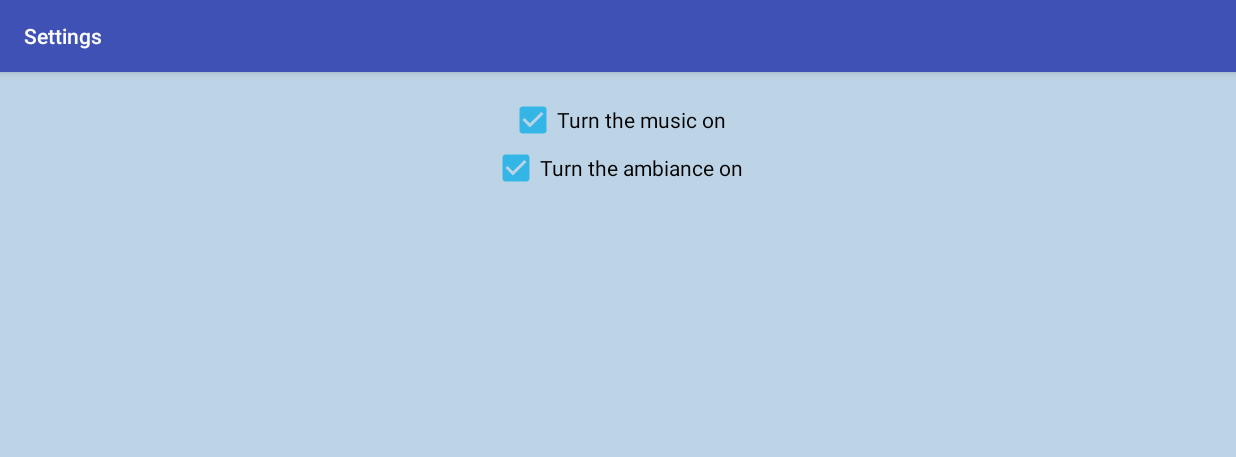
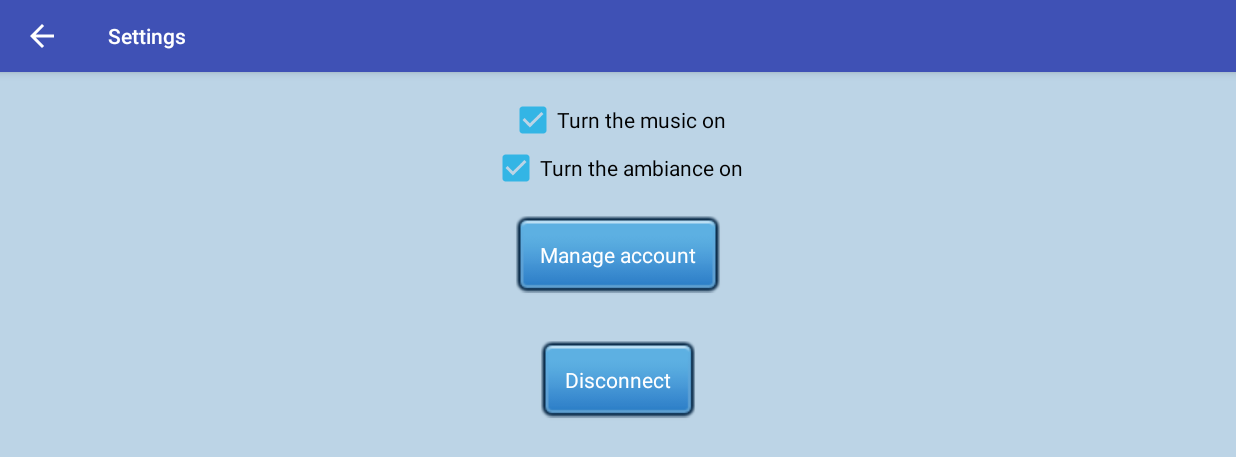
Before and after one commit to MrN0b0dy42/AndroidBattleship, an Android app: the screen it shows after launch (SettingsActivity), after a tap on "Settings", on a phone screen of 824 x 412 dp (held sideways). Shown: the top 457 px of the screen. Run offline under Robolectric (Android 15) with nearby library versions, the phone set to English and light mode, and no system bars.

Commit message:
manage account + disconnection

```diff
--- a/app/src/main/java/fr/info/orleans/androidbattleship/DatabaseManager.java
+++ b/app/src/main/java/fr/info/orleans/androidbattleship/DatabaseManager.java
@@ -23,6 +23,7 @@ public class DatabaseManager extends SQLiteOpenHelper{
     // database name
     private static final String DATABASE_NAME = "AndroidBattleship";
 
+    //PLAYER TABLE
     public static final String PLAYER_KEY = "idPlayer";
     public static final String PLAYER_FIRSTNAME = "firstname";
     public static final String PLAYER_LASTNAME = "lastname";
@@ -34,12 +35,31 @@ public class DatabaseManager extends SQLiteOpenHelper{
                     PLAYER_KEY + " INTEGER PRIMARY KEY  NOT NULL, " +
                     PLAYER_FIRSTNAME + " TEXT NOT NULL CHECK(length(firstname) > 0), " +
                     PLAYER_LASTNAME + " TEXT NOT NULL CHECK(length(lastname) > 0), " +
-                    PLAYER_LOGIN + " TEXT NOT NULL UNIQUE CHECK(length(login) > 0), "+
+                    PLAYER_LOGIN + " TEXT NOT NULL CHECK(length(login) > 0), "+
                     PLAYER_PASSWORD + " TEXT NOT NULL CHECK(length(password) > 0) );";
 
     public static final String PLAYER_TABLE_DROP = "DROP TABLE IF EXISTS " + PLAYER_TABLE_NAME + ";";
 
-    private static final String[] COLUMNS = { PLAYER_KEY, PLAYER_FIRSTNAME, PLAYER_LASTNAME , PLAYER_LOGIN , PLAYER_PASSWORD };
+    private static final String[] COLUMNS_PLAYER = { PLAYER_KEY, PLAYER_FIRSTNAME, PLAYER_LASTNAME , PLAYER_LOGIN , PLAYER_PASSWORD };
+
+
+
+
+    //VERSUS TABLE
+    public static final String VERSUS_ID_WINNER = "idWinner";
+    public static final String VERSUS_ID_LOOSER = "idLooser";
+    public static final String VERSUS_DATE = "gameDate";
+    public static final String VERSUS_TABLE_NAME = "Versus";
+    public static final String VERSUS_TABLE_CREATE =
+            "CREATE TABLE " + VERSUS_TABLE_NAME + " (" +
+                    VERSUS_ID_WINNER + " INTEGER NOT NULL, " +
+                    VERSUS_ID_LOOSER + " INTEGER NOT NULL, " +
+                    VERSUS_DATE + " DATETIME NOT NULL , " +
+                    "PRIMARY KEY ("+ VERSUS_ID_WINNER +","+ VERSUS_ID_LOOSER +") );";
+
+    public static final String VERSUS_TABLE_DROP = "DROP TABLE IF EXISTS " + VERSUS_TABLE_NAME + ";";
+
+    private static final String[] COLUMNS_VERSUS = { VERSUS_ID_WINNER, VERSUS_ID_LOOSER, VERSUS_DATE};
 
     public DatabaseManager(Context context) {
         super(context, DATABASE_NAME, null, DATABASE_VERSION);
@@ -50,12 +70,15 @@ public class DatabaseManager extends SQLiteOpenHelper{
     public void onCreate(SQLiteDatabase db) {
         // SQL statement to create player table
         db.execSQL(PLAYER_TABLE_CREATE);
+        db.execSQL(VERSUS_TABLE_CREATE);
         Log.d("LOGCAT", "Table Player created");
+        Log.d("LOGCAT", "Table Versus created");
     }
 
     @Override
     public void onUpgrade(SQLiteDatabase db, int oldVersion, int newVersion) {
         db.execSQL(PLAYER_TABLE_DROP);
+        db.execSQL(VERSUS_TABLE_DROP);
         this.onCreate(db);
     }
 
@@ -85,7 +108,7 @@ public class DatabaseManager extends SQLiteOpenHelper{
 
         // get player query
         Cursor cursor = db.query(PLAYER_TABLE_NAME,
-                COLUMNS, " idPlayer = ?", new String[]{String.valueOf(id)}, null, null, null, null);
+                COLUMNS_PLAYER, " idPlayer = ?", new String[]{String.valueOf(id)}, null, null, null, null);
 
         if(cursor != null){
             cursor.moveToFirst();
--- a/app/src/main/java/fr/info/orleans/androidbattleship/activities/SettingsActivity.java
+++ b/app/src/main/java/fr/info/orleans/androidbattleship/activities/SettingsActivity.java
@@ -5,8 +5,11 @@ import android.content.SharedPreferences;
 import android.support.v7.app.AppCompatActivity;
 import android.os.Bundle;
 import android.view.View;
+import android.widget.Button;
 import android.widget.CheckBox;
+import android.widget.Toast;
 
+import fr.info.orleans.androidbattleship.AndroidBattleship;
 import fr.info.orleans.androidbattleship.R;
 import fr.info.orleans.androidbattleship.services.BackgroundAmbianceService;
 import fr.info.orleans.androidbattleship.services.BackgroundMusicService;
@@ -18,6 +21,7 @@ public class SettingsActivity extends AppCompatActivity implements View.OnClickL
     public static final String SETTINGS_FILE_NAME = "settings";
 
     private CheckBox checkBoxMusic, checkBoxAmbiance;
+    private Button buttonManageAccount,buttonDisconnect;
 
     @Override
     protected void onCreate(Bundle savedInstanceState) {
@@ -25,8 +29,12 @@ public class SettingsActivity extends AppCompatActivity implements View.OnClickL
         setContentView(R.layout.activity_settings);
         checkBoxMusic = (CheckBox) findViewById(R.id.checkbox_music);
         checkBoxAmbiance = (CheckBox) findViewById(R.id.checkbox_ambiance);
+        buttonManageAccount = (Button) findViewById(R.id.buttonManageAccount);
+        buttonDisconnect = (Button) findViewById(R.id.buttonDisconnect);
         checkBoxMusic.setOnClickListener(this);
         checkBoxAmbiance.setOnClickListener(this);
+        buttonManageAccount.setOnClickListener(this);
+        buttonDisconnect.setOnClickListener(this);
         SharedPreferences settings = getSharedPreferences(SETTINGS_FILE_NAME, 0);
         boolean musicTurnOn = settings.getBoolean("music", true);
         if (musicTurnOn)
@@ -67,6 +75,23 @@ public class SettingsActivity extends AppCompatActivity implements View.OnClickL
                     stopService(new Intent(this, BackgroundAmbianceService.class));
                 }
                 break;
+            case R.id.buttonManageAccount:
+                Intent intent = null;
+                if(((AndroidBattleship) this.getApplication()).getConnectedPlayer() == null){
+                    intent = new Intent(this, ConnectionActivity.class);
+                }else{
+                    intent = new Intent(this, ManageAccountActivity.class);
+                }
+                startActivity(intent);
+                break;
+            case R.id.buttonDisconnect:
+                if(((AndroidBattleship) this.getApplication()).getConnectedPlayer() == null){
+                    Toast.makeText(SettingsActivity.this, "Not connected yet.", Toast.LENGTH_SHORT).show();
+                }else{
+                    ((AndroidBattleship) this.getApplication()).setConnectedPlayer(null);
+                    Toast.makeText(SettingsActivity.this, "Disconnected", Toast.LENGTH_SHORT).show();
+                }
+                break;
         }
         editor.putBoolean(key, on);
         editor.apply();
--- a/app/src/main/java/fr/info/orleans/androidbattleship/activities/SingleplayerMenuActivity.java
+++ b/app/src/main/java/fr/info/orleans/androidbattleship/activities/SingleplayerMenuActivity.java
@@ -16,6 +16,7 @@ public class SingleplayerMenuActivity extends AppCompatActivity implements View.
 
     @Override
     protected void onCreate(Bundle savedInstanceState) {
+
         super.onCreate(savedInstanceState);
         setContentView(R.layout.activity_singleplayer_menu);
         buttonNewGame = (Button) findViewById(R.id.button_new_game);
@@ -26,6 +27,7 @@ public class SingleplayerMenuActivity extends AppCompatActivity implements View.
 
     @Override
     public void onClick(View v) {
+
         Intent intent = null;
         switch (v.getId()) {
             case R.id.button_new_game:
--- a/app/src/main/java/fr/info/orleans/androidbattleship/activities/StartActivity.java
+++ b/app/src/main/java/fr/info/orleans/androidbattleship/activities/StartActivity.java
@@ -16,7 +16,7 @@ import fr.info.orleans.androidbattleship.services.BackgroundMusicService;
 public class StartActivity extends AppCompatActivity implements View.OnClickListener {
 
     private Button buttonPlayerVsComputer, buttonPlayerVsPlayer, buttonSettings;
-    DatabaseManager db = new DatabaseManager(this);
+    private DatabaseManager db = new DatabaseManager(this);
 
     @Override
     protected void onCreate(Bundle savedInstanceState) {
@@ -56,6 +56,7 @@ public class StartActivity extends AppCompatActivity implements View.OnClickList
                 break;
             case R.id.button_settings:
                 intent = new Intent(this, SettingsActivity.class);
+
                 break;
         }
         startActivity(intent);
--- a/app/src/main/res/layout/activity_bluetooth.xml
+++ b/app/src/main/res/layout/activity_bluetooth.xml
@@ -8,7 +8,7 @@
     android:paddingRight="@dimen/activity_horizontal_margin"
     android:paddingTop="@dimen/activity_vertical_margin"
     android:background="@color/paleBlue"
-    tools:context=".activities.BluetoothActivity">
+    tools:context="fr.info.orleans.androidbattleship.activities.BluetoothActivity">
 
     <ListView
         android:id="@+id/listViewBluetoothDevices"
--- a/app/src/main/res/layout/activity_settings.xml
+++ b/app/src/main/res/layout/activity_settings.xml
@@ -24,4 +24,18 @@
         android:layout_height="wrap_content"
         android:text="@string/checkbox_ambiance_text" />
 
+    <Button style="@style/ButtonTheme"
+        android:layout_width="wrap_content"
+        android:layout_height="wrap_content"
+        android:text="Manage account"
+        android:id="@+id/buttonManageAccount"
+        android:layout_gravity="center_horizontal" />
+
+    <Button style="@style/ButtonTheme"
+        android:layout_width="wrap_content"
+        android:layout_height="wrap_content"
+        android:text="Disconnect"
+        android:id="@+id/buttonDisconnect"
+        android:layout_gravity="center_horizontal" />
+
 </LinearLayout>
```
Also changed, not shown: app/src/main/AndroidManifest.xml (+26 -8 lines), app/src/main/java/fr/info/orleans/androidbattleship/activities/BluetoothActivity.java (+60 -5 lines), app/src/main/java/fr/info/orleans/androidbattleship/activities/ConnectionActivity.java (added, +54 -0 lines), app/src/main/java/fr/info/orleans/androidbattleship/activities/ManageAccountActivity.java (added, +59 -0 lines), app/src/main/java/fr/info/orleans/androidbattleship/activities/SignInActivity.java (+2 -5 lines), app/src/main/res/layout/activity_connection.xml (added, +36 -0 lines), app/src/main/res/layout/activity_manage_account.xml (added, +58 -0 lines), app/src/main/res/values/strings.xml (+16 -0 lines), 1 other file.
